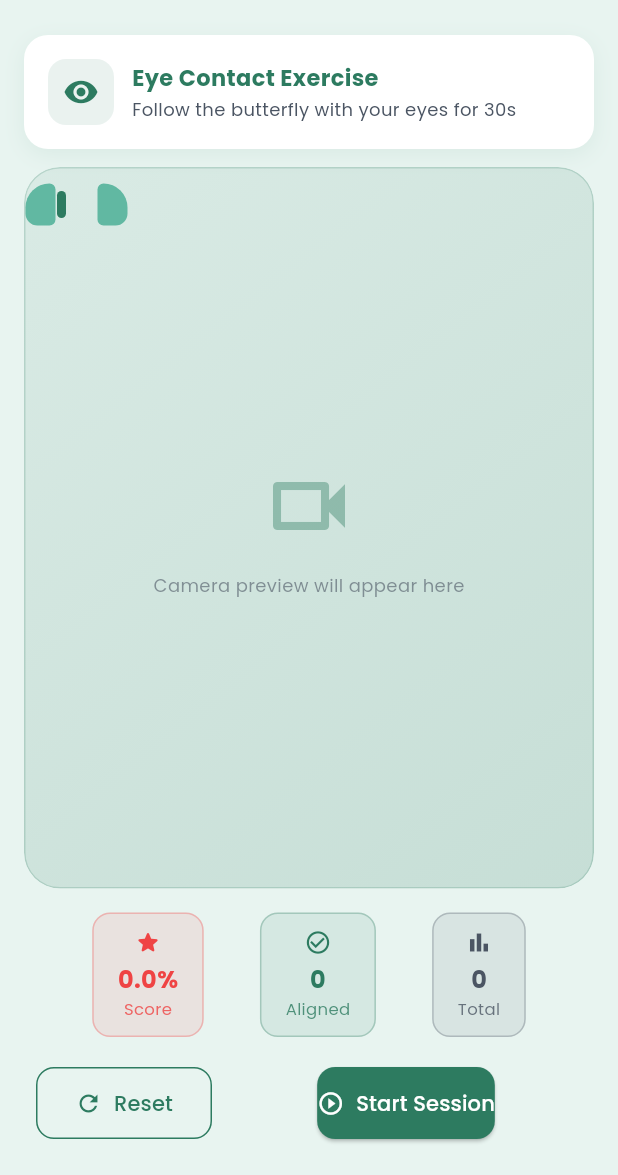
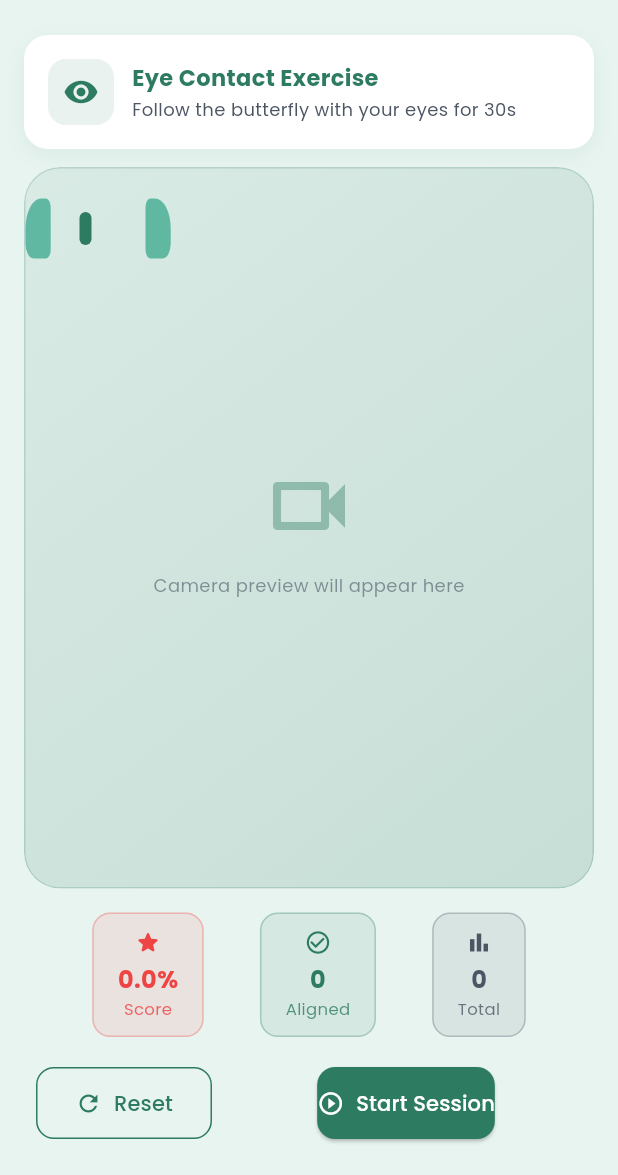
Before and after one commit to mro-nerd/SolveIt, a Flutter app: the EyeContactScreen screen opened directly, after a tap on "Reset", on a phone screen of 412 x 824 dp, the part 61-1236 px from its top. Run offline on Flutter 3.47's test engine with Material 3 defaults, Android fonts, the phone set to English and light mode, and no system bars; drawn by our look-alikes of flutter_animate; our stand-ins replace camera, firebase_auth, firebase_core, flutter_dotenv, flutter_markdown, google_fonts and 4 more; missing offline and left inert: google_mlkit_face_detection; accounts and stored records are empty.

Commit message:
butterfly antimation widget

```diff
--- a/frontend_app/ace_mobile/lib/features/eye_contact/eye_contact_provider.dart
+++ b/frontend_app/ace_mobile/lib/features/eye_contact/eye_contact_provider.dart
@@ -8,6 +8,7 @@ class EyeContactProvider extends ChangeNotifier {
   int _sessionDurationSeconds = 30;
   int _alignedFrameCount = 0;
   int _totalFrameCount = 0;
+  String _lastButterflyDirection = 'right';
 
   // ── Getters ──────────────────────────────────────────────────────────────
   bool get sessionActive => _sessionActive;
@@ -16,8 +17,26 @@ class EyeContactProvider extends ChangeNotifier {
   int get sessionDurationSeconds => _sessionDurationSeconds;
   int get alignedFrameCount => _alignedFrameCount;
   int get totalFrameCount => _totalFrameCount;
+  String get lastButterflyDirection => _lastButterflyDirection;
 
   // ── Methods ──────────────────────────────────────────────────────────────
+
+  /// Tracks which side of the screen the butterfly is currently on.
+  /// Called by [ButterflyAnimation.onDirectionUpdate].
+  void updateButterflyDirection(String direction) {
+    if (_lastButterflyDirection == direction) return;
+    _lastButterflyDirection = direction;
+    notifyListeners();
+  }
+
+  /// Called by [EyeTrackingOverlay.onGazeDirection] on each sampled frame.
+  /// [gazeDir] is `'left'`, `'right'`, or `'center'`.
+  /// A frame counts as aligned when the gaze direction matches the butterfly
+  /// direction (center is never aligned — the butterfly is always on one side).
+  void recordGazeDirection(String gazeDir) {
+    final aligned = gazeDir == _lastButterflyDirection;
+    recordFrame(aligned);
+  }
 
   /// Starts a new session, optionally overriding the duration.
   void startSession({int durationSeconds = 30}) {
@@ -66,6 +85,7 @@ class EyeContactProvider extends ChangeNotifier {
     _sessionDurationSeconds = 30;
     _alignedFrameCount = 0;
     _totalFrameCount = 0;
+    _lastButterflyDirection = 'right';
     notifyListeners();
   }
 }
--- a/frontend_app/ace_mobile/lib/features/eye_contact/eye_contact_screen.dart
+++ b/frontend_app/ace_mobile/lib/features/eye_contact/eye_contact_screen.dart
@@ -64,14 +64,17 @@ class _EyeContactScreenState extends State<EyeContactScreen> {
                       children: [
                         // Butterfly floats freely inside this container
                         ButterflyAnimation(
-                          moveInterval: const Duration(seconds: 3),
-                          onDirectionChanged: (_) {
-                            // When camera is wired, pass position into provider
+                          onDirectionUpdate: (direction) {
+                            provider.updateButterflyDirection(direction);
                           },
                         ),
 
-                        // Gaze feedback overlay (only visible during session)
-                        const EyeTrackingOverlay(),
+                        // Invisible background widget: camera + ML Kit
+                        EyeTrackingOverlay(
+                          onGazeDirection: (dir) {
+                            provider.recordGazeDirection(dir);
+                          },
+                        ),
 
                         // Placeholder camera preview label
                         if (!provider.sessionActive)
--- a/frontend_app/ace_mobile/lib/features/eye_contact/widgets/butterfly_animation.dart
+++ b/frontend_app/ace_mobile/lib/features/eye_contact/widgets/butterfly_animation.dart
@@ -1,77 +1,102 @@
 import 'dart:math';
 import 'package:flutter/material.dart';
-import 'package:flutter_animate/flutter_animate.dart';
 
-/// A playful animated butterfly that floats and flutters around the screen.
-/// The butterfly moves to a new random position every [moveInterval] seconds.
-/// Wings flutter continuously using a scale animation.
+/// A butterfly that traces a figure-8 (lemniscate of Bernoulli) path across
+/// the screen using an [AnimationController] that repeats every 4 seconds.
+///
+/// [onDirectionUpdate] is called whenever the butterfly crosses the horizontal
+/// midpoint, reporting `'left'` or `'right'`.
 class ButterflyAnimation extends StatefulWidget {
-  /// Called whenever the butterfly settles in a new position.
-  /// [direction] is the normalised offset (0.0–1.0) within the container.
-  final void Function(Offset direction)? onDirectionChanged;
-
-  /// How long the butterfly stays in one spot before moving.
-  final Duration moveInterval;
+  /// Called with `'left'` or `'right'` when the butterfly switches halves.
+  final void Function(String direction)? onDirectionUpdate;
 
   const ButterflyAnimation({
     super.key,
-    this.onDirectionChanged,
-    this.moveInterval = const Duration(seconds: 3),
+    this.onDirectionUpdate,
   });
 
   @override
   State<ButterflyAnimation> createState() => _ButterflyAnimationState();
 }
 
-class _ButterflyAnimationState extends State<ButterflyAnimation> {
-  final _random = Random();
-  Offset _position = const Offset(0.5, 0.5); // normalised (0–1)
-  late final _movePeriod = widget.moveInterval;
+class _ButterflyAnimationState extends State<ButterflyAnimation>
+    with SingleTickerProviderStateMixin {
+  late final AnimationController _controller;
+  String _lastDirection = '';
 
   @override
   void initState() {
     super.initState();
-    _scheduleNextMove();
+    _controller = AnimationController(
+      vsync: this,
+      duration: const Duration(seconds: 4),
+    )..repeat();
+
+    _controller.addListener(_onTick);
   }
 
-  void _scheduleNextMove() {
-    Future.delayed(_movePeriod, () {
-      if (!mounted) return;
-      final next = Offset(
-        0.1 + _random.nextDouble() * 0.8, // keep away from edges
-        0.1 + _random.nextDouble() * 0.8,
-      );
-      setState(() => _position = next);
-      widget.onDirectionChanged?.call(next);
-      _scheduleNextMove();
-    });
+  void _onTick() {
+    // x-component of the lemniscate is cos(t)/(1+sin²(t)).
+    // It is positive (right half) when cos(t) > 0, negative (left) otherwise.
+    final t = _controller.value * 2 * pi;
+    final direction = cos(t) >= 0 ? 'right' : 'left';
+    if (direction != _lastDirection) {
+      _lastDirection = direction;
+      widget.onDirectionUpdate?.call(direction);
+    }
+  }
+
+  @override
+  void dispose() {
+    _controller.dispose();
+    super.dispose();
   }
 
   @override
   Widget build(BuildContext context) {
-    return LayoutBuilder(
-      builder: (context, constraints) {
-        final dx = _position.dx * constraints.maxWidth - 24;
-        final dy = _position.dy * constraints.maxHeight - 24;
+    return LayoutBuilder(builder: (context, constraints) {
+      return AnimatedBuilder(
+        animation: _controller,
+        builder: (context, child) {
+          final t = _controller.value * 2 * pi;
 
-        return AnimatedPositioned(
-          duration: _movePeriod * 0.8,
-          curve: Curves.easeInOut,
-          left: dx.clamp(0, constraints.maxWidth - 48),
-          top: dy.clamp(0, constraints.maxHeight - 48),
-          child: _ButterflyBody(),
-        );
-      },
-    );
+          // Lemniscate of Bernoulli parametric equations:
+          //   x(t) = a · cos(t)        / (1 + sin²(t))
+          //   y(t) = a · sin(t)·cos(t) / (1 + sin²(t))
+          // Scaled so the figure-8 fills ~75 % of the container width.
+          final a = (constraints.maxWidth / 2) * 0.75;
+          final denom = 1 + pow(sin(t), 2);
+          final fx = cos(t) / denom;           // –1 … +1
+          final fy = sin(t) * cos(t) / denom;  // –0.5 … +0.5
+
+          // Offset so the centre of the 80×80 widget sits on the path.
+          final dx = constraints.maxWidth / 2 + a * fx - 40;
+          final dy = constraints.maxHeight / 2 + a * fy - 40;
+
+          return Positioned(
+            left: dx.clamp(0, constraints.maxWidth - 80),
+            top: dy.clamp(0, constraints.maxHeight - 80),
+            child: child!,
+          );
+        },
+        child: const _ButterflyBody(),
+      );
+    });
   }
 }
 
+// ---------------------------------------------------------------------------
+// Internal widgets
+// ---------------------------------------------------------------------------
+
 class _ButterflyBody extends StatelessWidget {
+  const _ButterflyBody();
+
   @override
   Widget build(BuildContext context) {
     return SizedBox(
-      width: 48,
-      height: 48,
+      width: 80,
+      height: 80,
       child: Stack(
         alignment: Alignment.center,
         children: [
@@ -85,13 +110,13 @@ class _ButterflyBody extends StatelessWidget {
             right: 0,
             child: _Wing(flipX: true),
           ),
-          // Body dot
+          // Body
           Container(
-            width: 6,
-            height: 18,
+            width: 8,
+            height: 22,
             decoration: BoxDecoration(
               color: const Color(0xFF2D7B60),
-              borderRadius: BorderRadius.circular(4),
+              borderRadius: BorderRadius.circular(5),
             ),
           ),
         ],
@@ -100,41 +125,61 @@ class _ButterflyBody extends StatelessWidget {
   }
 }
 
-class _Wing extends StatelessWidget {
+class _Wing extends StatefulWidget {
   final bool flipX;
   const _Wing({required this.flipX});
 
   @override
+  State<_Wing> createState() => _WingState();
+}
+
+class _WingState extends State<_Wing> with SingleTickerProviderStateMixin {
+  late final AnimationController _ctrl;
+  late final Animation<double> _anim;
+
+  @override
+  void initState() {
+    super.initState();
+    _ctrl = AnimationController(
+      vsync: this,
+      duration: const Duration(milliseconds: 300),
+    )..repeat(reverse: true);
+    _anim = Tween<double>(begin: 1.0, end: 0.15).animate(
+      CurvedAnimation(parent: _ctrl, curve: Curves.easeInOut),
+    );
+  }
+
+  @override
+  void dispose() {
+    _ctrl.dispose();
+    super.dispose();
+  }
+
+  @override
   Widget build(BuildContext context) {
     final wing = Container(
-      width: 20,
-      height: 28,
+      width: 32,
+      height: 40,
       decoration: BoxDecoration(
         color: const Color(0xFF4CAF96).withValues(alpha: 0.85),
         borderRadius: const BorderRadius.only(
-          topLeft: Radius.circular(16),
-          bottomLeft: Radius.circular(8),
-          topRight: Radius.circular(4),
-          bottomRight: Radius.circular(4),
+          topLeft: Radius.circular(20),
+          bottomLeft: Radius.circular(10),
+          topRight: Radius.circular(6),
+          bottomRight: Radius.circular(6),
         ),
       ),
     );
 
-    final animatedWing = wing
-        .animate(onPlay: (c) => c.repeat(reverse: true))
-        .scaleX(
-          begin: 1.0,
-          end: 0.15,
-          duration: 300.ms,
-          curve: Curves.easeInOut,
-        );
-
-    return flipX
-        ? Transform.scale(
-            scaleX: -1,
-            alignment: Alignment.centerRight,
-            child: animatedWing,
-          )
-        : animatedWing;
+    return AnimatedBuilder(
+      animation: _anim,
+      builder: (_, child) => Transform.scale(
+        scaleX: widget.flipX ? -_anim.value : _anim.value,
+        alignment:
+            widget.flipX ? Alignment.centerRight : Alignment.centerLeft,
+        child: child,
+      ),
+      child: wing,
+    );
   }
 }
--- a/frontend_app/ace_mobile/lib/features/eye_contact/widgets/eye_tracking_overlay.dart
+++ b/frontend_app/ace_mobile/lib/features/eye_contact/widgets/eye_tracking_overlay.dart
@@ -1,100 +1,191 @@
+import 'dart:io' show Platform;
+import 'dart:typed_data';
+
+import 'package:camera/camera.dart';
 import 'package:flutter/material.dart';
-import 'package:flutter_animate/flutter_animate.dart';
-import 'package:provider/provider.dart';
-import 'package:ace_mobile/features/eye_contact/eye_contact_provider.dart';
+import 'package:google_mlkit_face_detection/google_mlkit_face_detection.dart';
 
-/// A semi-transparent overlay that gives real-time gaze feedback.
-/// Shows a pulsing ring (green = aligned, red = not aligned) and
-/// a small score badge in the top-right corner.
-class EyeTrackingOverlay extends StatelessWidget {
-  const EyeTrackingOverlay({super.key});
+/// Invisible background widget that opens the front camera, samples every
+/// 300 ms, and calls [onGazeDirection] with `'left'`, `'right'`, or
+/// `'center'` based on the user's head Euler-Y angle.
+///
+/// Renders as [SizedBox.shrink] — no pixels on screen.
+/// On camera permission denial a [SnackBar] is shown via [ScaffoldMessenger].
+class EyeTrackingOverlay extends StatefulWidget {
+  /// Called whenever a new gaze direction is determined from a camera frame.
+  /// Direction is one of `'left'`, `'right'`, or `'center'`.
+  final void Function(String direction)? onGazeDirection;
+
+  const EyeTrackingOverlay({super.key, this.onGazeDirection});
 
   @override
-  Widget build(BuildContext context) {
-    final provider = context.watch<EyeContactProvider>();
+  State<EyeTrackingOverlay> createState() => _EyeTrackingOverlayState();
+}
 
-    if (!provider.sessionActive) return const SizedBox.shrink();
+class _EyeTrackingOverlayState extends State<EyeTrackingOverlay> {
+  CameraController? _camera;
+  late final FaceDetector _detector;
 
-    final isAligned = provider.gazeAligned;
-    final ringColor = isAligned ? const Color(0xFF22C55E) : const Color(0xFFEF4444);
-    final scorePercent = (provider.score * 100).toStringAsFixed(0);
+  /// Guards against overlapping processImage calls.
+  bool _processing = false;
 
-    return Stack(
-      children: [
-        // ── Gaze feedback ring ───────────────────────────────────────────
-        Center(
-          child: AnimatedContainer(
-            duration: 300.ms,
-            width: 120,
-            height: 120,
-            decoration: BoxDecoration(
-              shape: BoxShape.circle,
-              border: Border.all(color: ringColor, width: 4),
-              color: ringColor.withValues(alpha: 0.08),
-            ),
-            child: Icon(
-              isAligned ? Icons.visibility : Icons.visibility_off_outlined,
-              color: ringColor,
-              size: 40,
-            ),
-          )
-              .animate(
-                onPlay: (c) => c.repeat(reverse: true),
-              )
-              .scale(
-                begin: const Offset(1.0, 1.0),
-                end: const Offset(1.06, 1.06),
-                duration: 600.ms,
-                curve: Curves.easeInOut,
-              ),
+  /// Timestamp of the last processed frame — used to enforce the 300 ms gap.
+  DateTime _lastSample = DateTime.fromMillisecondsSinceEpoch(0);
+
+  // ── Lifecycle ─────────────────────────────────────────────────────────────
+
+  @override
+  void initState() {
+    super.initState();
+    _detector = FaceDetector(
+      options: FaceDetectorOptions(
+        enableLandmarks: true,
+        enableClassification: true, // gives leftEyeOpenProbability etc.
+        performanceMode: FaceDetectorMode.fast,
+      ),
+    );
+    _initCamera();
+  }
+
+  Future<void> _initCamera() async {
+    try {
+      final cameras = await availableCameras();
+      final front = cameras.firstWhere(
+        (c) => c.lensDirection == CameraLensDirection.front,
+        orElse: () => cameras.first,
+      );
+
+      final ctrl = CameraController(
+        front,
+        ResolutionPreset.low, // ~240 p — enough for face detection
+        enableAudio: false,
+        imageFormatGroup: Platform.isAndroid
+            ? ImageFormatGroup.nv21
+            : ImageFormatGroup.bgra8888,
+      );
+
+      await ctrl.initialize();
+      if (!mounted) {
+        await ctrl.dispose();
+        return;
+      }
+
+      _camera = ctrl;
+      await ctrl.startImageStream(_onCameraImage);
+    } on CameraException catch (e) {
+      if (e.code == 'CameraAccessDenied' ||
+          e.code == 'CameraAccessDeniedWithoutPrompt' ||
+          e.code == 'permissionDenied') {
+        _showPermissionSnackBar();
+      }
+      // Other errors (e.g. no front camera) are silently ignored.
+    }
+  }
+
+  void _showPermissionSnackBar() {
+    if (!mounted) return;
+    ScaffoldMessenger.of(context).showSnackBar(
+      const SnackBar(
+        content: Text(
+          'Camera permission denied — eye tracking unavailable.',
         ),
-
-        // ── Score badge ──────────────────────────────────────────────────
-        Positioned(
-          top: 16,
-          right: 16,
-          child: AnimatedContainer(
-            duration: 250.ms,
-            padding: const EdgeInsets.symmetric(horizontal: 14, vertical: 8),
-            decoration: BoxDecoration(
-              color: ringColor.withValues(alpha: 0.15),
-              borderRadius: BorderRadius.circular(20),
-              border: Border.all(color: ringColor, width: 1.5),
-            ),
-            child: Row(
-              mainAxisSize: MainAxisSize.min,
-              children: [
-                Icon(Icons.remove_red_eye, color: ringColor, size: 16),
-                const SizedBox(width: 6),
-                Text(
-                  '$scorePercent%',
-                  style: TextStyle(
-                    color: ringColor,
-                    fontWeight: FontWeight.bold,
-                    fontSize: 14,
-                  ),
-                ),
-              ],
-            ),
-          ),
-        ),
-
-        // ── Frame counter ────────────────────────────────────────────────
-        Positioned(
-          bottom: 16,
-          left: 0,
-          right: 0,
-          child: Center(
-            child: Text(
-              '${provider.alignedFrameCount} / ${provider.totalFrameCount} frames aligned',
-              style: TextStyle(
-                color: Colors.white.withValues(alpha: 0.7),
-                fontSize: 12,
-              ),
-            ),
-          ),
-        ),
-      ],
+        duration: Duration(seconds: 4),
+        behavior: SnackBarBehavior.floating,
+      ),
     );
   }
+
+  // ── Frame processing ──────────────────────────────────────────────────────
+
+  void _onCameraImage(CameraImage image) {
+    final now = DateTime.now();
+    if (now.difference(_lastSample).inMilliseconds < 300) return;
+    if (_processing) return;
+    _lastSample = now;
+    _processing = true;
+    _processFrame(image).whenComplete(() => _processing = false);
+  }
+
+  Future<void> _processFrame(CameraImage image) async {
+    try {
+      final inputImage = _toInputImage(image);
+      if (inputImage == null) return;
+
+      final faces = await _detector.processImage(inputImage);
+      if (faces.isEmpty) return;
+
+      // Use the most-prominent face (largest bounding box).
+      final face = faces.reduce(
+        (a, b) => a.boundingBox.width > b.boundingBox.width ? a : b,
+      );
+
+      final yaw = face.headEulerAngleY;
+      if (yaw == null) return;
+
+      // headEulerAngleY > 0 → face turned to its left  (looking at their right)
+      // headEulerAngleY < 0 → face turned to its right (looking at their left)
+      // ±10 ° dead-band = 'center'
+      final String direction;
+      if (yaw > 10) {
+        direction = 'right';
+      } else if (yaw < -10) {
+        direction = 'left';
+      } else {
+        direction = 'center';
+      }
+
+      widget.onGazeDirection?.call(direction);
+    } catch (_) {
+      // Silently swallow per-frame errors — never crash the image stream.
+    }
+  }
+
+  InputImage? _toInputImage(CameraImage image) {
+    final sensor = _camera!.description;
+
+    final rotation =
+        InputImageRotationValue.fromRawValue(sensor.sensorOrientation) ??
+            InputImageRotation.rotation0deg;
+
+    final format = Platform.isAndroid
+        ? InputImageFormat.nv21
+        : InputImageFormat.bgra8888;
+
+    // Concatenate all planes into a single byte buffer.
+    // NV21 (Android): Y plane + interleaved VU plane.
+    // BGRA8888 (iOS): single plane.
+    final Uint8List bytes;
+    if (image.planes.length == 1) {
+      bytes = image.planes.first.bytes;
+    } else {
+      bytes = Uint8List.fromList(
+        image.planes.expand((p) => p.bytes).toList(),
+      );
+    }
+
+    return InputImage.fromBytes(
+      bytes: bytes,
+      metadata: InputImageMetadata(
+        size: Size(image.width.toDouble(), image.height.toDouble()),
+        rotation: rotation,
+        format: format,
+        bytesPerRow: image.planes.first.bytesPerRow,
+      ),
+    );
+  }
+
+  // ── Dispose ───────────────────────────────────────────────────────────────
+
+  @override
+  void dispose() {
+    _camera?.stopImageStream();
+    _camera?.dispose();
+    _detector.close();
+    super.dispose();
+  }
+
+  // ── Build — intentionally invisible ──────────────────────────────────────
+
+  @override
+  Widget build(BuildContext context) => const SizedBox.shrink();
 }
```
